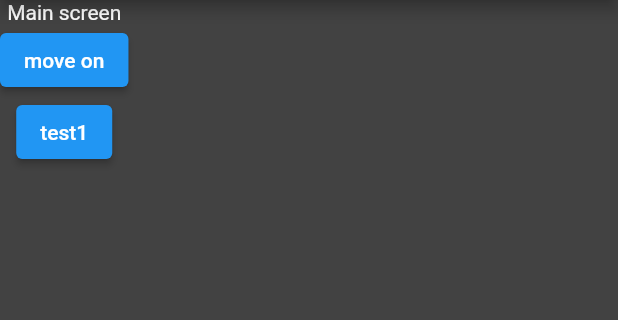
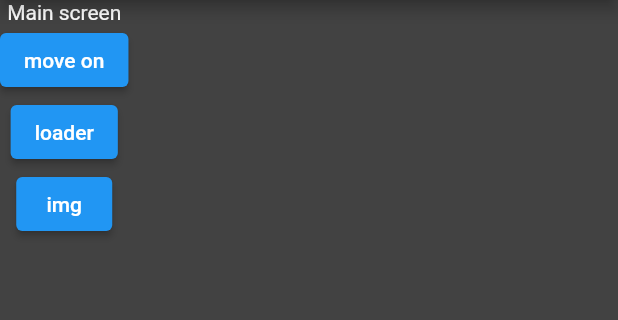
Before and after one commit to maksymkrat/flutter_test_v2, a Flutter app: the screen it shows after launch, on a phone screen of 412 x 824 dp, the part 84-404 px from its top. Run offline on Flutter 3.47's test engine with Material 2 defaults, Android fonts, the phone set to English and light mode, and no system bars; our stand-ins replace cloud_firestore, firebase_core, flutter_svg, shared_preferences; accounts and stored records are empty.

Commit message:
add images png and svg

```diff
--- a/lib/main.dart
+++ b/lib/main.dart
@@ -3,6 +3,7 @@ import 'package:flutter_test_v2/pages/home.dart';
 import 'package:flutter_test_v2/pages/home_fb_db.dart';
 import 'package:flutter_test_v2/pages/main_screen.dart';
 import 'package:flutter_test_v2/pages/test1.dart';
+import 'package:flutter_test_v2/pages/test2.dart';
 
 
 
@@ -15,6 +16,7 @@ void main() =>runApp(MaterialApp(
     '/' : (context) =>  MainScreen(),
     '/todo' : (context) =>  Home(),
     '/tododb' : (context) =>  HomeFBDB(),
-    '/test1' : (context) =>  Test1()
+    '/loader' : (context) =>  Test1(),
+    '/img' : (context) =>  Test2()
   },
 ));
--- a/lib/pages/home.dart
+++ b/lib/pages/home.dart
@@ -63,8 +63,14 @@ class _HomeState extends State<Home> {
             Padding(padding: EdgeInsets.only(left: 15)),
             ElevatedButton(onPressed: (){
               Navigator.pop(context);
-              Navigator.pushNamedAndRemoveUntil(context, '/test1', (route) => true);
-            }, child: Text('test1')),
+              Navigator.pushNamedAndRemoveUntil(context, '/loader', (route) => true);
+            }, child: Text('loader')),
+
+            Padding(padding: EdgeInsets.only(left: 15)),
+            ElevatedButton(onPressed: (){
+              Navigator.pop(context);
+              Navigator.pushNamedAndRemoveUntil(context, '/img', (route) => true);
+            }, child: Text('img')),
 
           ],
         ),
--- a/lib/pages/main_screen.dart
+++ b/lib/pages/main_screen.dart
@@ -25,14 +25,22 @@ class MainScreen extends StatelessWidget {
                   //Navigator.pushReplacementNamed(context, '/todo');
                 },
                 child: Text('move on')),
+
             Padding(padding: EdgeInsets.only(left: 15)),
             ElevatedButton(
                 onPressed: () {
                   Navigator.pop(context);
-                  Navigator.pushNamedAndRemoveUntil(
-                      context, '/test1', (route) => true);
+                  Navigator.pushNamed(context, '/loader');
                 },
-                child: Text('test1')),
+                child: Text('loader')),
+
+            Padding(padding: EdgeInsets.only(left: 15)),
+            ElevatedButton(
+                onPressed: () {
+                  Navigator.pop(context);
+                  Navigator.pushNamed(context, '/img');
+                },
+                child: Text('img')),
           ],
         ));
   }
--- /dev/null
+++ b/lib/pages/test2.dart
@@ -0,0 +1,38 @@
+
+
+import 'package:flutter/material.dart';
+import 'package:flutter_svg/flutter_svg.dart';
+
+class Test2 extends StatefulWidget {
+  State<StatefulWidget> createState() => _Test2State();
+}
+
+class _Test2State extends State<Test2> {
+  @override
+  void initState() {
+    super.initState();
+  }
+
+  @override
+  Widget build(BuildContext context) {
+    return MaterialApp(
+      home: Scaffold(
+        backgroundColor: Colors.white38,
+        appBar: AppBar(
+          title: Text('adding assets'),
+          centerTitle: true,
+        ),
+        body: Center(
+          child: Stack(
+            fit: StackFit.expand,
+            children: [
+              Image(image: AssetImage('assets/images/img.png'),
+              ),
+              SvgPicture.asset('assets/icons/icon_VR.svg',color: Colors.red,semanticsLabel: 'btr',)
+            ],
+          ),
+        ),
+      ),
+    );
+  }
+}
```
Also changed, not shown: pubspec.yaml (+15 -14 lines), assets/icons/icon_VR.svg, assets/images/img.png (renamed from assets/img/img.png), fonts/IndieFlower-Regular.ttf (added), pubspec.lock.
